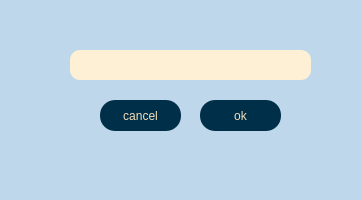
The window that client/authenticationcode.ui (AP-projects-4001/jan-ghahve) describes before a commit, drawn with Qt 5.
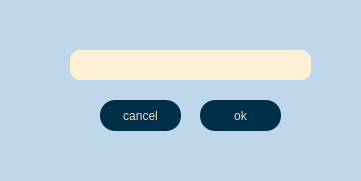
The same window after the commit.

What changed in the file:
```diff
--- a/client/authenticationcode.ui
+++ b/client/authenticationcode.ui
@@ -7,7 +7,7 @@
     <x>0</x>
     <y>0</y>
     <width>361</width>
-    <height>200</height>
+    <height>181</height>
    </rect>
   </property>
   <property name="windowTitle">
```
